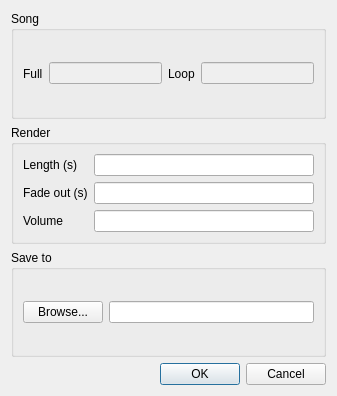
yuxshao/ptcollab, file src/editor/RenderDialog.ui: the form before one commit.
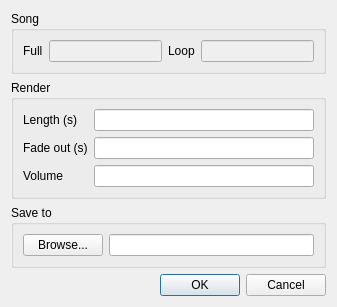
The form after the commit. Icons and pictures are not drawn.

Diff of the .ui file:
```diff
--- a/src/editor/RenderDialog.ui
+++ b/src/editor/RenderDialog.ui
@@ -7,7 +7,7 @@
     <x>0</x>
     <y>0</y>
     <width>337</width>
-    <height>396</height>
+    <height>255</height>
    </rect>
   </property>
   <property name="windowTitle">
@@ -36,6 +36,12 @@
         <property name="enabled">
          <bool>false</bool>
         </property>
+        <property name="sizePolicy">
+         <sizepolicy hsizetype="Expanding" vsizetype="Preferred">
+          <horstretch>0</horstretch>
+          <verstretch>0</verstretch>
+         </sizepolicy>
+        </property>
        </widget>
       </item>
       <item>
@@ -50,6 +56,12 @@
         <property name="enabled">
          <bool>false</bool>
         </property>
+        <property name="sizePolicy">
+         <sizepolicy hsizetype="Expanding" vsizetype="Preferred">
+          <horstretch>0</horstretch>
+          <verstretch>0</verstretch>
+         </sizepolicy>
+        </property>
        </widget>
       </item>
      </layout>
@@ -60,36 +72,92 @@
      <property name="title">
       <string>Render</string>
      </property>
-     <layout class="QFormLayout" name="formLayout_3">
-      <item row="0" column="1">
-       <widget class="QLineEdit" name="lengthEdit"/>
-      </item>
-      <item row="1" column="1">
-       <widget class="QLineEdit" name="fadeOutEdit"/>
-      </item>
+     <layout class="QVBoxLayout" name="verticalLayout_2">
+      <item>
+       <layout class="QFormLayout" name="formLayout">
       <item row="0" column="0">
        <widget class="QLabel" name="label">
+          <property name="sizePolicy">
+           <sizepolicy hsizetype="Preferred" vsizetype="Preferred">
+            <horstretch>0</horstretch>
+            <verstretch>0</verstretch>
+           </sizepolicy>
+          </property>
         <property name="text">
          <string>Length (s)</string>
         </property>
        </widget>
       </item>
+        <item row="0" column="1">
+         <widget class="QLineEdit" name="lengthEdit">
+          <property name="sizePolicy">
+           <sizepolicy hsizetype="Expanding" vsizetype="Preferred">
+            <horstretch>0</horstretch>
+            <verstretch>0</verstretch>
+           </sizepolicy>
+          </property>
+         </widget>
+        </item>
       <item row="1" column="0">
        <widget class="QLabel" name="label_2">
+          <property name="sizePolicy">
+           <sizepolicy hsizetype="Preferred" vsizetype="Preferred">
+            <horstretch>0</horstretch>
+            <verstretch>0</verstretch>
+           </sizepolicy>
+          </property>
         <property name="text">
          <string>Fade out (s)</string>
         </property>
        </widget>
       </item>
+        <item row="1" column="1">
+         <widget class="QLineEdit" name="fadeOutEdit">
+          <property name="sizePolicy">
+           <sizepolicy hsizetype="Expanding" vsizetype="Preferred">
+            <horstretch>0</horstretch>
+            <verstretch>0</verstretch>
+           </sizepolicy>
+          </property>
+         </widget>
+        </item>
       <item row="2" column="0">
        <widget class="QLabel" name="label_5">
+          <property name="sizePolicy">
+           <sizepolicy hsizetype="Preferred" vsizetype="Preferred">
+            <horstretch>0</horstretch>
+            <verstretch>0</verstretch>
+           </sizepolicy>
+          </property>
         <property name="text">
          <string>Volume</string>
         </property>
        </widget>
       </item>
       <item row="2" column="1">
-       <widget class="QLineEdit" name="volumeEdit"/>
+         <widget class="QLineEdit" name="volumeEdit">
+          <property name="sizePolicy">
+           <sizepolicy hsizetype="Expanding" vsizetype="Preferred">
+            <horstretch>0</horstretch>
+            <verstretch>0</verstretch>
+           </sizepolicy>
+          </property>
+         </widget>
+        </item>
+       </layout>
+      </item>
+      <item>
+       <spacer name="verticalSpacer">
+        <property name="orientation">
+         <enum>Qt::Vertical</enum>
+        </property>
+        <property name="sizeHint" stdset="0">
+         <size>
+          <width>20</width>
+          <height>0</height>
+         </size>
+        </property>
+       </spacer>
       </item>
      </layout>
     </widget>
@@ -102,13 +170,26 @@
      <layout class="QHBoxLayout" name="horizontalLayout">
       <item>
        <widget class="QPushButton" name="saveToBtn">
+        <property name="sizePolicy">
+         <sizepolicy hsizetype="Minimum" vsizetype="Preferred">
+          <horstretch>0</horstretch>
+          <verstretch>0</verstretch>
+         </sizepolicy>
+        </property>
         <property name="text">
          <string>Browse...</string>
         </property>
        </widget>
       </item>
       <item>
-       <widget class="QLineEdit" name="saveToEdit"/>
+       <widget class="QLineEdit" name="saveToEdit">
+        <property name="sizePolicy">
+         <sizepolicy hsizetype="Expanding" vsizetype="Preferred">
+          <horstretch>0</horstretch>
+          <verstretch>0</verstretch>
+         </sizepolicy>
+        </property>
+       </widget>
       </item>
      </layout>
     </widget>
```
Lines whose indentation alone changed are shown as unchanged.
